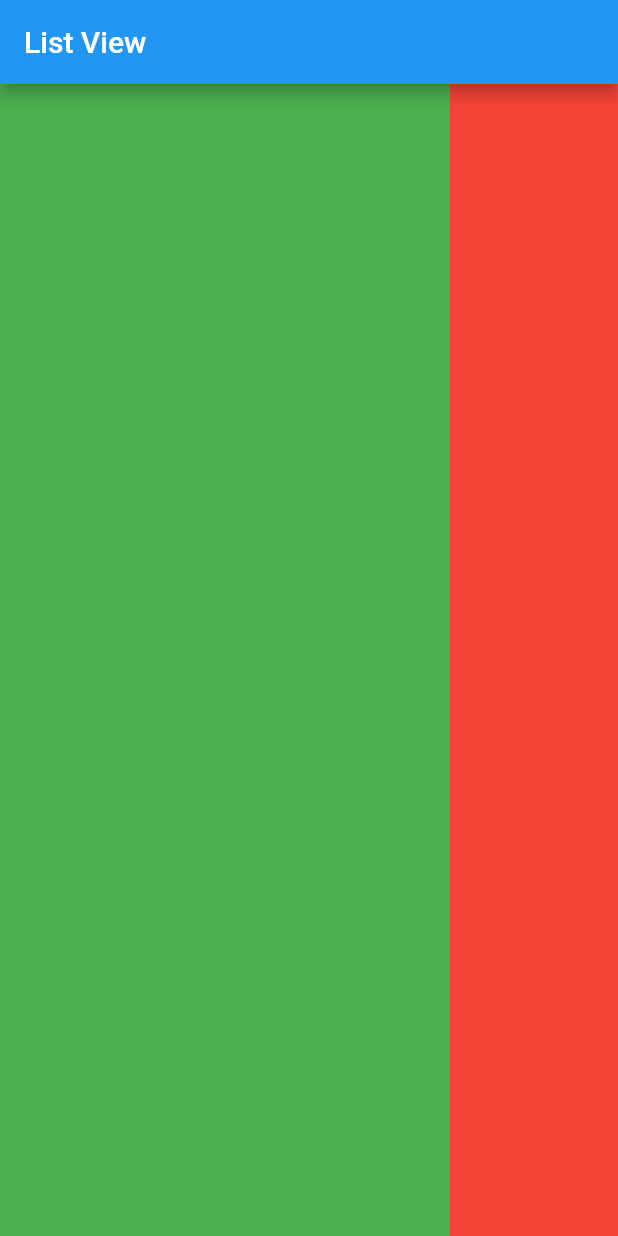
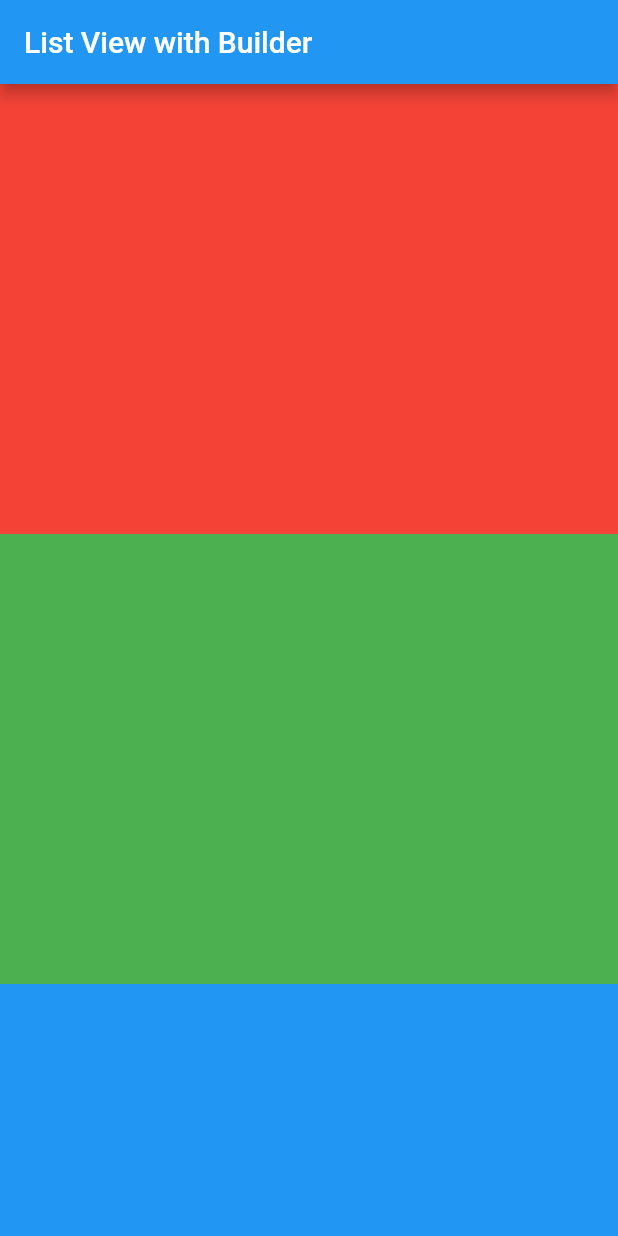
Before and after one commit to adamfahmil96/latihan-flutter, a Flutter app: the screen it shows after launch, on a phone screen of 412 x 824 dp. Run offline on Flutter 3.47's test engine with Material 2 defaults, Android fonts, the phone set to English and light mode, and no system bars.

Commit message:
Basic ListView with ListView.builder

```diff
--- a/flutter_application_1/lib/main.dart
+++ b/flutter_application_1/lib/main.dart
@@ -5,34 +5,22 @@ void main() {
 }
 
 class MyApp extends StatelessWidget {
-  List<Widget> myList = [
-    Container(
-      width: 300,
-      height: 100,
-      color: Colors.green,
-    ),
-    Container(
-      width: 300,
-      height: 100,
-      color: Colors.red,
-    ),
-    Container(
-      width: 300,
-      height: 100,
-      color: Colors.blue,
-    ),
-    Container(
-      width: 300,
-      height: 100,
-      color: Colors.black,
-    )
-  ];
+  List<Color> myColor = [Colors.red, Colors.green, Colors.blue, Colors.amber];
   @override
   Widget build(BuildContext context) {
     return MaterialApp(
       home: Scaffold(
-        appBar: AppBar(title: Text('List View')),
-        body: ListView(scrollDirection: Axis.horizontal, children: myList),
+        appBar: AppBar(title: Text('List View with Builder')),
+        body: ListView.builder(
+          itemCount: myColor.length,
+          itemBuilder: (context, index) {
+            return Container(
+              height: 300,
+              width: 300,
+              color: myColor[index],
+            );
+          },
+        ),
       ),
     );
   }
```
